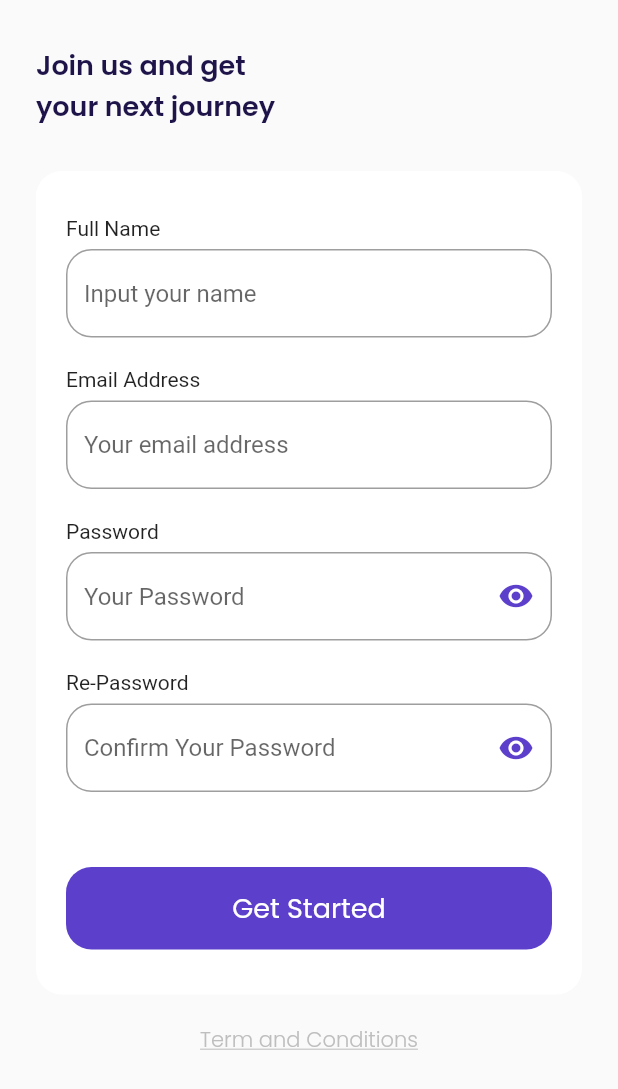
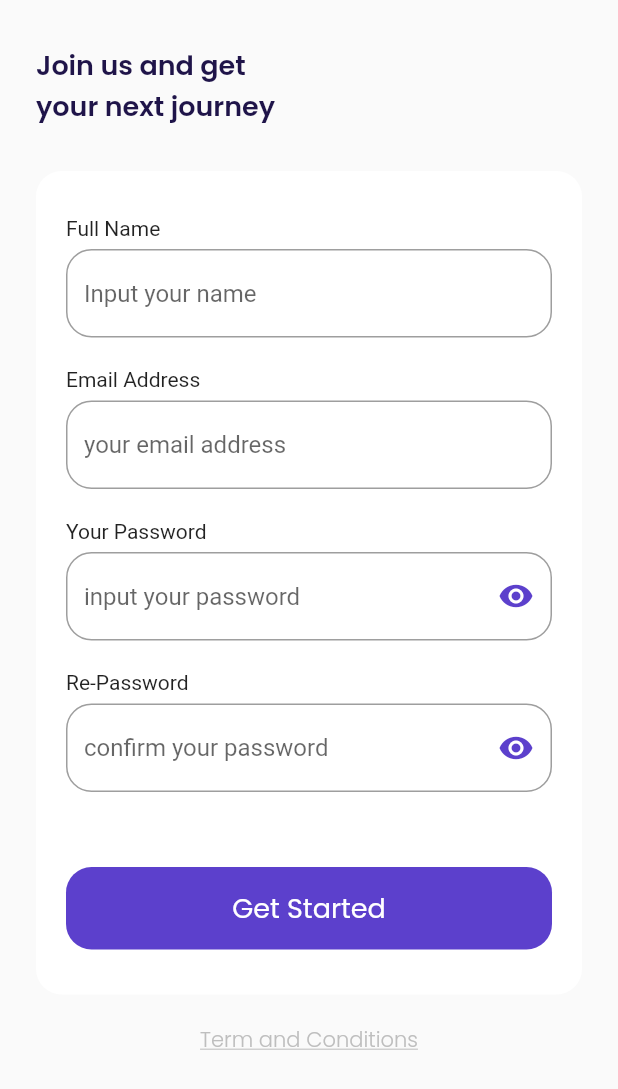
Before and after one commit to iqbalmf/airplane_app, a Flutter app: the SIgnUpPage screen opened by its route, on a phone screen of 412 x 824 dp. Shown: the top 1089 px of the screen. Run offline on Flutter 3.47's test engine with Material 2 defaults, Android fonts, the phone set to English and light mode, and no system bars; our stand-ins replace google_fonts; statements that could not run were skipped.

Commit message:
creating resuable widget

```diff
--- a/lib/ui/pages/signup_page.dart
+++ b/lib/ui/pages/signup_page.dart
@@ -1,5 +1,6 @@
 import 'package:airplane_app/common/colors.dart';
 import 'package:airplane_app/common/textstyle.dart';
+import 'package:airplane_app/ui/widget/custom_text_form_field.dart';
 import 'package:flutter/material.dart';
 
 import '../../routes.dart';
@@ -50,137 +51,6 @@ class _SIgnUpPageState extends State<SIgnUpPage> {
   }
 
   Widget inputSection() {
-    Widget nameInput() {
-      return Container(
-        margin: EdgeInsets.only(bottom: 20),
-        child: Column(
-          crossAxisAlignment: CrossAxisAlignment.start,
-          children: [
-            Text('Full Name'),
-            SizedBox(
-              height: 6,
-            ),
-            TextFormField(
-              cursorColor: ColorsApp.blackColor,
-              decoration: InputDecoration(
-                hintText: 'Input your name',
-                border: OutlineInputBorder(
-                  borderRadius: BorderRadius.circular(defaultRadius),
-                ),
-                focusedBorder: OutlineInputBorder(
-                    borderRadius: BorderRadius.circular(defaultRadius),
-                    borderSide: BorderSide(color: ColorsApp.primaryColor)),
-              ),
-            )
-          ],
-        ),
-      );
-    }
-
-    Widget emailInput() {
-      return Container(
-        margin: EdgeInsets.only(bottom: 20),
-        child: Column(
-          crossAxisAlignment: CrossAxisAlignment.start,
-          children: [
-            Text('Email Address'),
-            SizedBox(
-              height: 6,
-            ),
-            TextFormField(
-              cursorColor: ColorsApp.blackColor,
-              keyboardType: TextInputType.emailAddress,
-              decoration: InputDecoration(
-                hintText: 'Your email address',
-                border: OutlineInputBorder(
-                  borderRadius: BorderRadius.circular(defaultRadius),
-                ),
-                focusedBorder: OutlineInputBorder(
-                    borderRadius: BorderRadius.circular(defaultRadius),
-                    borderSide: BorderSide(color: ColorsApp.primaryColor)),
-              ),
-            )
-          ],
-        ),
-      );
-    }
-
-    Widget passwordInput() {
-      return Container(
-        margin: EdgeInsets.only(bottom: 20),
-        child: Column(
-          crossAxisAlignment: CrossAxisAlignment.start,
-          children: [
-            Text('Password'),
-            SizedBox(
-              height: 6,
-            ),
-            TextFormField(
-              cursorColor: ColorsApp.blackColor,
-              obscureText: _showPass,
-              decoration: InputDecoration(
-                  hintText: 'Your Password',
-                  border: OutlineInputBorder(
-                    borderRadius: BorderRadius.circular(defaultRadius),
-                  ),
-                  focusedBorder: OutlineInputBorder(
-                      borderRadius: BorderRadius.circular(defaultRadius),
-                      borderSide: BorderSide(color: ColorsApp.primaryColor)),
-                  suffixIcon: IconButton(
-                    color: ColorsApp.primaryColor,
-                    icon: Icon(
-                      _showPass ? Icons.visibility : Icons.visibility_off,
-                    ),
-                    onPressed: () {
-                      setState(() {
-                        _showPass = !_showPass;
-                      });
-                    },
-                  )),
-            )
-          ],
-        ),
-      );
-    }
-
-    Widget passwordReInput() {
-      return Container(
-        margin: EdgeInsets.only(bottom: 20),
-        child: Column(
-          crossAxisAlignment: CrossAxisAlignment.start,
-          children: [
-            Text('Re-Password'),
-            SizedBox(
-              height: 6,
-            ),
-            TextFormField(
-              cursorColor: ColorsApp.blackColor,
-              obscureText: _showRePass,
-              decoration: InputDecoration(
-                  hintText: 'Confirm Your Password',
-                  border: OutlineInputBorder(
-                    borderRadius: BorderRadius.circular(defaultRadius),
-                  ),
-                  focusedBorder: OutlineInputBorder(
-                      borderRadius: BorderRadius.circular(defaultRadius),
-                      borderSide: BorderSide(color: ColorsApp.primaryColor)),
-                  suffixIcon: IconButton(
-                    color: ColorsApp.primaryColor,
-                    icon: Icon(
-                      _showRePass ? Icons.visibility : Icons.visibility_off,
-                    ),
-                    onPressed: () {
-                      setState(() {
-                        _showRePass = !_showRePass;
-                      });
-                    },
-                  )),
-            )
-          ],
-        ),
-      );
-    }
-
     Widget buttonSignUp() {
       return Container(
         width: double.infinity,
@@ -213,10 +83,40 @@ class _SIgnUpPageState extends State<SIgnUpPage> {
           borderRadius: BorderRadius.circular(defaultRadius)),
       child: Column(
         children: [
-          nameInput(),
-          emailInput(),
-          passwordInput(),
-          passwordReInput(),
+          CustomTextFormField(
+            title: 'Full Name',
+            hintText: 'Input your name',
+            onPressed: () {},
+          ),
+          CustomTextFormField(
+              title: 'Email Address',
+              hintText: 'your email address',
+              keyboardType: TextInputType.emailAddress,
+              onPressed: () {}),
+          CustomTextFormField(
+            title: 'Your Password',
+            hintText: 'input your password',
+            keyboardType: TextInputType.visiblePassword,
+            obscureText: _showPass,
+            isPasswordType: true,
+            onPressed: () {
+              setState(() {
+                _showPass = !_showPass;
+              });
+            },
+          ),
+          CustomTextFormField(
+            title: 'Re-Password',
+            hintText: 'confirm your password',
+            keyboardType: TextInputType.visiblePassword,
+            obscureText: _showRePass,
+            isPasswordType: true,
+            onPressed: () {
+              setState(() {
+                _showRePass = !_showRePass;
+              });
+            },
+          ),
           buttonSignUp()
         ],
       ),
--- /dev/null
+++ b/lib/ui/widget/custom_text_form_field.dart
@@ -0,0 +1,67 @@
+import 'package:airplane_app/common/colors.dart';
+import 'package:flutter/material.dart';
+
+import '../../common/textstyle.dart';
+
+/**
+ * Created by IqbalMF on 2022.
+ * Package ui.widget
+ */
+
+class CustomTextFormField extends StatelessWidget {
+  final String title;
+  final String hintText;
+  final bool obscureText;
+  final TextInputType keyboardType;
+  final Function() onPressed;
+  final bool isPasswordType;
+
+  const CustomTextFormField(
+      {Key? key,
+      required this.title,
+      required this.hintText,
+      this.obscureText = false,
+      this.keyboardType = TextInputType.text,
+      this.isPasswordType = false,
+      required this.onPressed})
+      : super(key: key);
+
+  @override
+  Widget build(BuildContext context) {
+
+    return Container(
+      margin: EdgeInsets.only(bottom: 20),
+      child: Column(
+        crossAxisAlignment: CrossAxisAlignment.start,
+        children: [
+          Text(title),
+          SizedBox(
+            height: 6,
+          ),
+          TextFormField(
+            cursorColor: ColorsApp.blackColor,
+            obscureText: obscureText,
+            keyboardType: keyboardType,
+            decoration: InputDecoration(
+              hintText: hintText,
+              border: OutlineInputBorder(
+                borderRadius: BorderRadius.circular(defaultRadius),
+              ),
+              focusedBorder: OutlineInputBorder(
+                  borderRadius: BorderRadius.circular(defaultRadius),
+                  borderSide: BorderSide(color: ColorsApp.primaryColor)),
+              suffixIcon: isPasswordType ? IconButton(
+                color:
+                    obscureText ? ColorsApp.primaryColor : ColorsApp.greyColor2,
+                icon: Icon(
+                  obscureText ? Icons.visibility : Icons.visibility_off,
+                ),
+                onPressed: onPressed,
+              ) : null,
+            ),
+          )
+        ],
+      ),
+    );
+  }
+}
```
